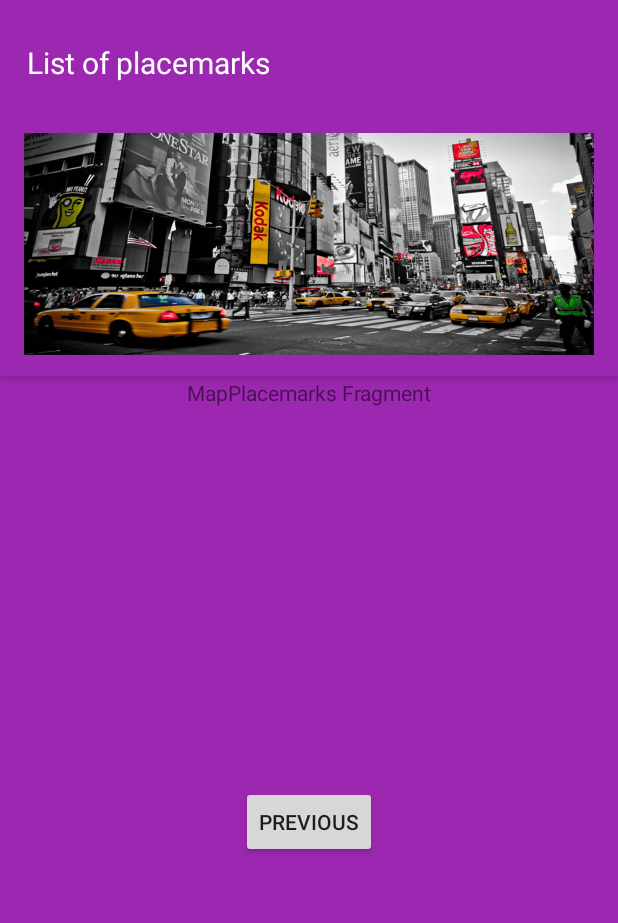
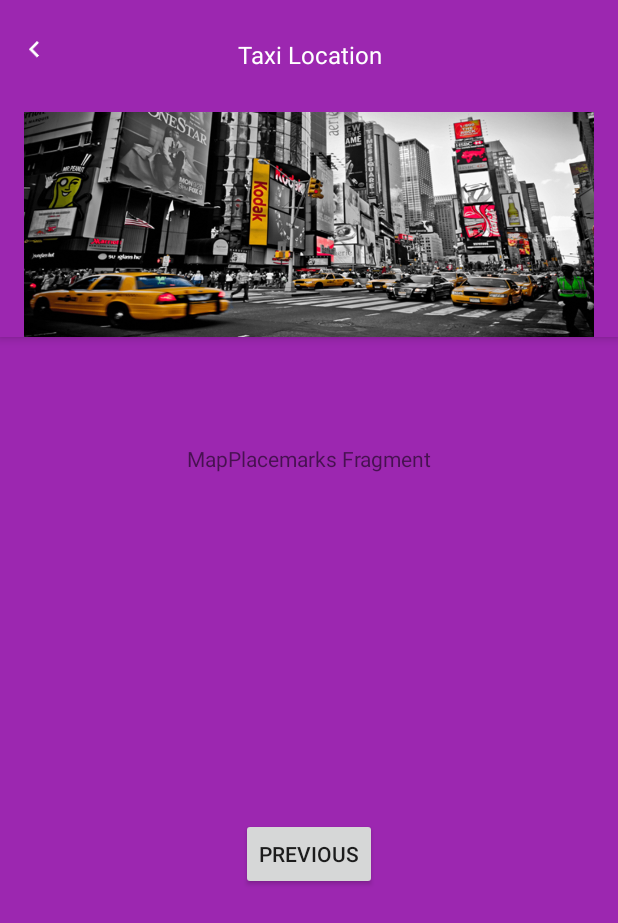
Before and after one commit to silvanadorantes/taxi_location_android, an Android app: the fragment MapPlacemarkFragment placed in its activity, on a phone screen of 412 x 824 dp. Shown: the top 923 px of the screen. Run offline under Robolectric (Android 15) with nearby library versions, the phone set to English and light mode, and no system bars; our stand-ins replace Dagger/Hilt's generated code, data binding; 1 statement that could not run was skipped.

Commit message:
Actualizado colors Actualizado item_list_placemarks Actualizado activity_main Actualizado fragment_map_placemarks Actualizado fragment_list_placemarks Actualizado dimens Actualizado drawable Agregado Base fragment Actualizado MainActivity Actualizado ListPlacemarksFragment Actualizado PlacemarksViewModel Actualizado PlacemarksRespositoryImpl

```diff
--- a/app/src/main/java/com/example/silvanadorantescode/taxi_location_android/domain/usecase/PlacemarksRespositoryImpl.kt
+++ b/app/src/main/java/com/example/silvanadorantescode/taxi_location_android/domain/usecase/PlacemarksRespositoryImpl.kt
@@ -23,6 +23,9 @@ class PlacemarksRespositoryImpl (var placemarksApi: PlacemarksApi){
 
     val TAG = PlacemarksRespositoryImpl::class.java.simpleName
     private var placemarksList = MutableLiveData<List<PlacemarksListItem>>()
+    private var success = MutableLiveData<Boolean>()
+    private var loading = MutableLiveData<Boolean>()
+    private var error = MutableLiveData<Boolean>()
 
     //Subject MutableLiveData
     //Observers List Coupon
--- a/app/src/main/java/com/example/silvanadorantescode/taxi_location_android/presentation/ui/ListPlacemarksFragment.kt
+++ b/app/src/main/java/com/example/silvanadorantescode/taxi_location_android/presentation/ui/ListPlacemarksFragment.kt
@@ -5,17 +5,18 @@ import android.util.Log
 import android.view.LayoutInflater
 import android.view.View
 import android.view.ViewGroup
-import androidx.databinding.DataBindingUtil
+
 import androidx.fragment.app.Fragment
 import androidx.lifecycle.Observer
-import androidx.lifecycle.ViewModelProvider
+
 import androidx.lifecycle.ViewModelProviders
-import androidx.navigation.fragment.findNavController
+
 import com.example.silvanadorantescode.taxi_location_android.R
 import com.example.silvanadorantescode.taxi_location_android.app.network.data.placemarks.PlacemarksListItem
 import com.example.silvanadorantescode.taxi_location_android.databinding.FragmentListPlacemarksBinding
 import com.example.silvanadorantescode.taxi_location_android.presentation.adapter.PlacemarksAdapter
 import com.example.silvanadorantescode.taxi_location_android.presentation.viewmodel.PlacemarksViewModel
+
 
 import javax.inject.Inject
 
@@ -46,6 +47,7 @@ class ListPlacemarksFragment : Fragment(){
 
     override fun onCreate(savedInstanceState: Bundle?) {
         super.onCreate(savedInstanceState)
+        placemarksViewModel = ViewModelProviders.of(this).get(PlacemarksViewModel::class.java)
 
     }
 
@@ -53,7 +55,7 @@ class ListPlacemarksFragment : Fragment(){
         val listPlacemarksBinding = FragmentListPlacemarksBinding.inflate(inflater, container, false)
         context ?: return listPlacemarksBinding.root
 
-        placemarksViewModel = ViewModelProviders.of(this).get(PlacemarksViewModel::class.java)
+
 
         val adapter = PlacemarksAdapter()
         listPlacemarksBinding.rvListPlacemarks.adapter = adapter
@@ -65,6 +67,7 @@ class ListPlacemarksFragment : Fragment(){
 
     override fun onViewCreated(view: View, savedInstanceState: Bundle?) {
         super.onViewCreated(view, savedInstanceState)
+
 
     }
 
--- a/app/src/main/java/com/example/silvanadorantescode/taxi_location_android/presentation/ui/MainActivity.kt
+++ b/app/src/main/java/com/example/silvanadorantescode/taxi_location_android/presentation/ui/MainActivity.kt
@@ -26,6 +26,7 @@ class MainActivity : AppCompatActivity() {
         super.onCreate(savedInstanceState)
         setContentView(R.layout.activity_main)
 
+
     }
 
     override fun onCreateOptionsMenu(menu: Menu): Boolean {
--- a/app/src/main/java/com/example/silvanadorantescode/taxi_location_android/presentation/viewmodel/PlacemarksViewModel.kt
+++ b/app/src/main/java/com/example/silvanadorantescode/taxi_location_android/presentation/viewmodel/PlacemarksViewModel.kt
@@ -22,6 +22,9 @@ class PlacemarksViewModel(): BaseViewModel() {
     private var recyclerPlacemarksAdapter:PlacemarksAdapter? = null
     var selected: MutableLiveData<PlacemarksListItem> = MutableLiveData<PlacemarksListItem>()
     var placemark: MutableLiveData<PlacemarksListItem> = MutableLiveData<PlacemarksListItem>()
+    var error: MutableLiveData<Boolean> = MutableLiveData<Boolean>()
+    var loading: MutableLiveData<Boolean> = MutableLiveData<Boolean>()
+    var success: MutableLiveData<Boolean> = MutableLiveData<Boolean>()
 
 
     @Inject
--- /dev/null
+++ b/app/src/main/java/com/example/silvanadorantescode/taxi_location_android/util/base/BaseFragment.kt
@@ -0,0 +1,45 @@
+package com.example.silvanadorantescode.taxi_location_android.util.base
+
+import android.os.Bundle
+import android.view.LayoutInflater
+import android.view.View
+import android.view.ViewGroup
+import androidx.fragment.app.Fragment
+import com.example.silvanadorantescode.taxi_location_android.R
+import com.example.silvanadorantescode.taxi_location_android.util.TaxiLocationToolbarView
+
+/**
+ * Created by SilvanaDorantes on 26/03/20.
+ */
+
+abstract open class BaseFragment: Fragment() {
+    lateinit var toolbar: TaxiLocationToolbarView
+
+    override fun onCreate(savedInstanceState: Bundle?) {
+        super.onCreate(savedInstanceState)
+    }
+
+
+
+    override fun onViewCreated(view: View, savedInstanceState: Bundle?) {
+        super.onViewCreated(view, savedInstanceState)
+        toolbar = view.findViewById<View>(R.id.taxi_location_toolbar) as TaxiLocationToolbarView
+    }
+
+
+
+    fun showFragment(fragment: Fragment, tag: String, animEnter: Int, animExit: Int) {
+        requireActivity().supportFragmentManager.beginTransaction()
+            .setCustomAnimations(animEnter, animExit)
+            .add(R.id.nav_host_fragment, fragment, tag)
+            .addToBackStack(null)
+            .commit()
+
+
+
+    }
+
+    fun closeFragment(fragment: Fragment, animEnter: Int, animExit: Int) {
+        requireActivity().supportFragmentManager.beginTransaction().setCustomAnimations(animEnter, animExit).remove(fragment).commit()
+    }
+}
--- a/app/src/main/res/layout/activity_main.xml
+++ b/app/src/main/res/layout/activity_main.xml
@@ -10,7 +10,9 @@
         android:layout_width="match_parent"
         android:layout_height="match_parent"
         android:clickable="true"
+        android:focusable="true"
         tools:context=".presentation.ui.MainActivity">
+
 
 
         <fragment
--- a/app/src/main/res/layout/fragment_list_placemarks.xml
+++ b/app/src/main/res/layout/fragment_list_placemarks.xml
@@ -10,20 +10,9 @@
         android:layout_height="match_parent"
         android:background="@color/colorPrimary"
         android:clickable="true"
+        android:focusable="true"
+        app:layout_behavior="@string/appbar_scrolling_view_behavior"
         tools:context=".presentation.ui.ListPlacemarksFragment">
-
-        <com.example.silvanadorantescode.taxi_location_android.util.TaxiLocationToolbarView
-            android:id="@+id/taxi_location_toolbar"
-            android:layout_width="match_parent"
-            android:layout_height="wrap_content"
-            android:visibility="gone"
-            app:icon_left_toolbar="true"
-            app:menu_toolbar="false"
-            app:icon_right_toolbar="false"
-            app:layout_constraintEnd_toEndOf="parent"
-            app:layout_constraintStart_toStartOf="parent"
-            app:layout_constraintTop_toTopOf="parent"
-            app:layout_constraintBottom_toTopOf="@+id/title" />
 
 
         <TextView
@@ -33,27 +22,33 @@
             android:text="@string/list_placemarks"
             android:textColor="@color/white"
             android:textSize="@dimen/material_text_title"
+            android:visibility="visible"
+            app:layout_behavior="@string/appbar_scrolling_view_behavior"
             android:layout_marginTop="@dimen/big_padding_28dp"
             app:layout_constraintEnd_toEndOf="parent"
             app:layout_constraintStart_toStartOf="parent"
-            app:layout_constraintTop_toBottomOf="@id/taxi_location_toolbar"
+            app:layout_constraintBottom_toTopOf="@+id/guideline"
+            app:layout_constraintTop_toTopOf="parent"
             app:layout_constraintHorizontal_bias="0.073" />
 
-        <androidx.constraintlayout.widget.Guideline
+
+       <androidx.constraintlayout.widget.Guideline
             android:id="@+id/guideline"
             android:layout_width="wrap_content"
             android:layout_height="wrap_content"
             android:orientation="horizontal"
             app:layout_constraintGuide_begin="@dimen/extra_big_padding" />
 
+
         <androidx.coordinatorlayout.widget.CoordinatorLayout
+            android:id="@+id/container"
             android:layout_width="match_parent"
             android:layout_height="wrap_content"
             android:layout_below="@+id/guideline"
             android:fitsSystemWindows="true"
             app:layout_constraintEnd_toEndOf="parent"
             app:layout_constraintStart_toStartOf="parent"
-            app:layout_constraintTop_toTopOf="@+id/guideline"
+            app:layout_constraintTop_toBottomOf="@+id/guideline"
             app:layout_constraintHorizontal_bias="0.509">
 
             <com.google.android.material.appbar.AppBarLayout
@@ -68,22 +63,21 @@
                     android:layout_width="match_parent"
                     android:layout_height="match_parent"
                     android:fitsSystemWindows="true"
-                    app:expandedTitleMarginEnd="64dp"
-                    app:expandedTitleMarginStart="48dp"
-                    app:layout_scrollFlags="scroll|enterAlways">
+                    app:layout_scrollFlags="scroll|enterAlways"
+                    app:collapsedTitleGravity="center"
+                    app:titleEnabled="false">
 
                     <ImageView
                         android:id="@+id/imageView2"
                         android:layout_width="@dimen/header_width"
                         android:layout_height="@dimen/header_height"
                         android:layout_gravity="center"
-                        app:srcCompat="@drawable/taxi3"
-                        android:layout_marginEnd="@dimen/normal_padding"
-                        android:layout_marginRight="@dimen/normal_padding"
-                        android:layout_marginLeft="@dimen/normal_padding"
-                        android:layout_marginStart="@dimen/normal_padding"
-                        android:layout_marginBottom="@dimen/normal_padding"
-                        android:layout_marginTop="@dimen/normal_padding"
+                        android:src="@drawable/taxi5"
+                        android:fitsSystemWindows="true"
+                        android:scaleType="centerCrop"
+                        android:adjustViewBounds="true"
+                        app:layout_collapseMode="parallax"
+
                          />
 
 
@@ -122,8 +116,8 @@
             app:layout_constraintBottom_toBottomOf="parent"
             app:layout_constraintEnd_toEndOf="parent"
             app:layout_constraintStart_toStartOf="parent"
-            android:layout_below="@+id/title"
-            app:layout_constraintTop_toBottomOf="@+id/title" />
+            android:layout_below="@+id/guideline"
+            app:layout_constraintTop_toBottomOf="@+id/guideline" />
 
 
 
--- a/app/src/main/res/layout/fragment_map_placemark.xml
+++ b/app/src/main/res/layout/fragment_map_placemark.xml
@@ -6,21 +6,17 @@
     android:layout_width="match_parent"
     android:layout_height="match_parent"
     android:clickable="true"
-    tools:context=".presentation.ui.MapPlacemarkFragment">
+    tools:context=".presentation.ui.MapPlacemarkFragment"
+    android:focusable="true">
 
-    <com.example.silvanadorantescode.taxi_location_android.util.TaxiLocationToolbarView
+    <include
         android:id="@+id/taxi_location_toolbar"
-        android:layout_width="match_parent"
-        android:layout_height="wrap_content"
-        android:visibility="visible"
-        app:title_toolbar="@string/app_name"
-        app:icon_left_toolbar="true"
-        app:menu_toolbar="false"
-        app:icon_right_toolbar="false"
+        layout="@layout/taxi_location_toolbar"
         app:layout_constraintTop_toTopOf="parent"
         app:layout_constraintEnd_toEndOf="parent"
         app:layout_constraintStart_toStartOf="parent"
-
+        app:layout_constraintRight_toRightOf="parent"
+        app:layout_constraintLeft_toLeftOf="parent"
         />
 
     <TextView
--- a/app/src/main/res/layout/taxi_location_toolbar.xml
+++ b/app/src/main/res/layout/taxi_location_toolbar.xml
@@ -1,11 +1,15 @@
 <?xml version="1.0" encoding="utf-8"?>
+<layout xmlns:android="http://schemas.android.com/apk/res/android"
+    xmlns:app="http://schemas.android.com/apk/res-auto">
+
+
     <androidx.constraintlayout.widget.ConstraintLayout
-    xmlns:android="http://schemas.android.com/apk/res/android"
-    xmlns:app="http://schemas.android.com/apk/res-auto"
         android:layout_width="match_parent"
-    android:layout_height="@dimen/xxbig_padding"
+        android:layout_height="65dp"
         android:background="@color/colorPrimary"
-    android:clickable="true">
+        android:clickable="true"
+        android:focusable="true"
+        app:layout_behavior="@string/appbar_scrolling_view_behavior">
 
         <ImageView
             android:id="@+id/icon_left"
@@ -16,6 +20,7 @@
             android:layout_marginStart="@dimen/normal_padding"
             android:layout_marginTop="@dimen/normal_padding"
             android:padding="@dimen/small_padding"
+            android:src="@drawable/ic_chevron_left_white_24dp"
             app:layout_constraintBottom_toBottomOf="parent"
             app:layout_constraintStart_toStartOf="parent"
             app:layout_constraintTop_toTopOf="parent" />
@@ -88,3 +93,4 @@
 
 
     </androidx.constraintlayout.widget.ConstraintLayout>
+</layout>
--- a/app/src/main/res/values/colors.xml
+++ b/app/src/main/res/values/colors.xml
@@ -1,7 +1,7 @@
 <?xml version="1.0" encoding="utf-8"?>
 <resources>
     <color name="colorPrimary">#9c27b0</color>
-    <color name="colorPrimaryDark">#6a0080</color>
+    <color name="colorPrimaryDark">#9c27b0</color>
     <color name="colorPrimaryLight">#d05ce3</color>
     <color name="colorAccent">#d500f9</color>
     <color name="white">#FFFFFF</color>
@@ -19,4 +19,7 @@
     <color name="grey">#707070</color>
     <color name="grayLight">#E6E6E6</color>
     <color name="light_grey">#CCCCCC</color>
+    <color name="red">#f60000</color>
+    <color name="green">#30ec46</color>
+    <color name="orange">#ffb400</color>
 </resources>
--- a/app/src/main/res/values/dimens.xml
+++ b/app/src/main/res/values/dimens.xml
@@ -96,7 +96,7 @@
     <dimen name="logo_store_73dp">73dp</dimen>
     <dimen name="nav_header_height">156dp</dimen>
     <dimen name="header_width">380dp</dimen>
-    <dimen name="header_height">160dp</dimen>
+    <dimen name="header_height">150dp</dimen>
     <dimen name="activity_horizontal_margin">16dp</dimen>
     <dimen name="activity_vertical_margin">16dp</dimen>
     <dimen name="width_banner">385dp</dimen>
```
Also changed, not shown: app/src/main/res/drawable/taxi4.png (added), app/src/main/res/drawable/taxi5.png (added). Lines whose indentation alone changed are shown as unchanged.
